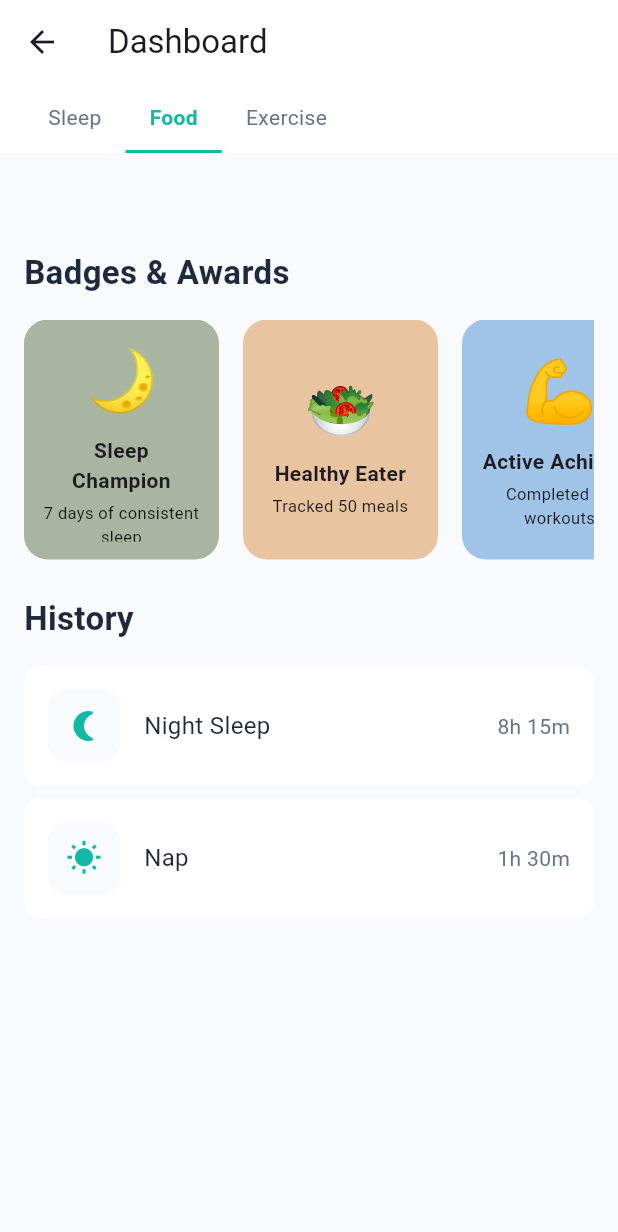
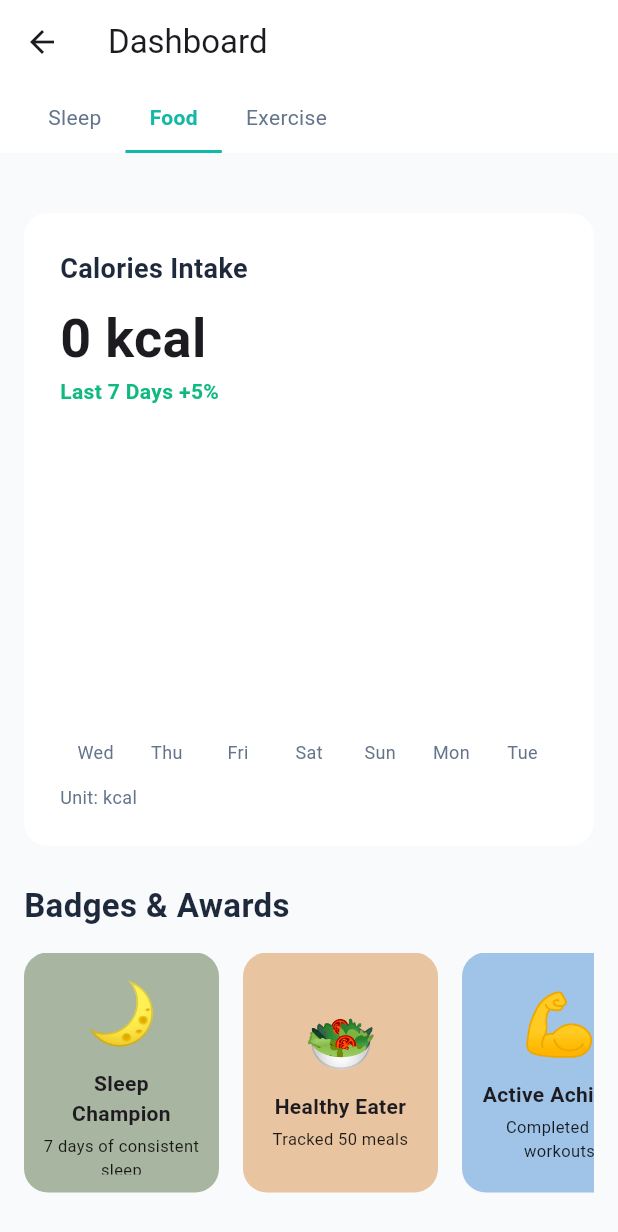
Before and after one commit to pachara-jinnikorn/Health-teen-app, a Flutter app: the DashboardScreen screen opened directly, after a tap on "Food", on a phone screen of 412 x 824 dp. Shown: the top 1232 px of the screen. Run offline on Flutter 3.47's test engine with Material 3 defaults, Android fonts, the phone set to English and light mode, and no system bars; drawn by our look-alikes of fl_chart; our stand-ins replace cloud_firestore, firebase_auth, firebase_core, shared_preferences; accounts and stored records are empty; statements that could not run were skipped.

Commit message:
แก้แสดงผล

```diff
--- a/lib/models/health_data.dart
+++ b/lib/models/health_data.dart
@@ -1,98 +1,196 @@
+import 'package:cloud_firestore/cloud_firestore.dart';
+
+/// หนึ่งแถวของ health log ใน Firestore
+class HealthLog {
+  final String id; // doc id
+  final DateTime logDate; // จาก "YYYY-MM-DD"
+  final int calories; // kcal
+  final int exerciseMinutes; // นาที
+  final int sleepHours; // ชั่วโมง (int ตามสคีมา)
+  final int steps; // ✅ จำนวนก้าว (ใหม่)
+  final String source; // 'register' | 'login' | etc.
+  final DateTime? createdAt; // serverTimestamp
+
+  const HealthLog({
+    required this.id,
+    required this.logDate,
+    required this.calories,
+    required this.exerciseMinutes,
+    required this.sleepHours,
+    required this.steps,
+    required this.source,
+    required this.createdAt,
+  });
+
+  /// แปลงจาก Firestore
+  factory HealthLog.fromDoc(DocumentSnapshot<Map<String, dynamic>> doc) {
+    final d = doc.data() ?? {};
+
+    // logDate เก็บรูปแบบ "YYYY-MM-DD"
+    final String dateStr = (d['logDate'] ?? '') as String;
+    final parts = dateStr.split('-');
+    final date = (parts.length == 3)
+        ? DateTime(
+            int.parse(parts[0]), int.parse(parts[1]), int.parse(parts[2]))
+        : DateTime.now();
+
+    // ✅ ถ้าเอกสารเก่าไม่มี 'steps' ให้ประมาณจาก exerciseMinutes * 120
+    final exMin = (d['exerciseMinutes'] ?? 0) as int;
+    final stepsFromDocOrEstimate = (d['steps'] ?? (exMin * 120)) as int;
+
+    return HealthLog(
+      id: doc.id,
+      logDate: date,
+      calories: (d['calories'] ?? 0) as int,
+      exerciseMinutes: exMin,
+      sleepHours: (d['sleepHours'] ?? 0) as int,
+      steps: stepsFromDocOrEstimate,
+      source: (d['source'] ?? '') as String,
+      createdAt: d['createdAt'] is Timestamp
+          ? (d['createdAt'] as Timestamp).toDate()
+          : null,
+    );
+  }
+
+  /// สำหรับเก็บลง local หรือส่งต่อภายในแอป
+  Map<String, dynamic> toJson() => {
+        'id': id,
+        'logDate':
+            logDate.toIso8601String().split('T').first, // คงรูปแบบ YYYY-MM-DD
+        'calories': calories,
+        'exerciseMinutes': exerciseMinutes,
+        'sleepHours': sleepHours,
+        'steps': steps, // ✅
+        'source': source,
+        'createdAt': createdAt?.toIso8601String(),
+      };
+
+  factory HealthLog.fromJson(Map<String, dynamic> json) => HealthLog(
+        id: json['id'] ?? '',
+        logDate: DateTime.parse('${json['logDate']}T00:00:00.000Z'),
+        calories: json['calories'] ?? 0,
+        exerciseMinutes: json['exerciseMinutes'] ?? 0,
+        sleepHours: json['sleepHours'] ?? 0,
+        steps:
+            json['steps'] ?? (json['exerciseMinutes'] ?? 0) * 120, // ✅ fallback
+        source: json['source'] ?? '',
+        createdAt: json['createdAt'] != null
+            ? DateTime.parse(json['createdAt'])
+            : null,
+      );
+}
+
+/// สรุปสถานะปัจจุบัน + คลัง logs ของผู้ใช้
 class HealthData {
-  int steps;
-  double sleep;
-  int calories;
-  List<DailyData> history;
+  /// ค่า “ปัจจุบัน” สำหรับการ์ดบนแดชบอร์ด (อาจคำนวณจาก log ล่าสุด)
+  int steps; // จำนวนก้าววันนี้
+  double sleep; // ชั่วโมงวันนี้ (double เพื่อโชว์ทศนิยมสวย ๆ)
+  int calories; // kcal วันนี้
+
+  /// คลัง health logs จาก Firestore
+  List<HealthLog> logs;
 
   HealthData({
     required this.steps,
     required this.sleep,
     required this.calories,
-    required this.history,
+    required this.logs,
   });
 
-  factory HealthData.initial() {
-    return HealthData(
-      steps: 6234,
-      sleep: 7.5,
-      calories: 1850,
-      history: [
-        DailyData(day: 'Mon', steps: 5200, sleep: 7.0, calories: 1650),
-        DailyData(day: 'Tue', steps: 7800, sleep: 6.5, calories: 1900),
-        DailyData(day: 'Wed', steps: 6100, sleep: 8.0, calories: 1750),
-        DailyData(day: 'Thu', steps: 8900, sleep: 7.5, calories: 2100),
-        DailyData(day: 'Fri', steps: 5600, sleep: 6.0, calories: 1600),
-        DailyData(day: 'Sat', steps: 9200, sleep: 9.0, calories: 2200),
-        DailyData(day: 'Sun', steps: 6234, sleep: 7.5, calories: 1850),
-      ],
-    );
+  /// ค่าเริ่มต้น (ไม่มี log)
+  factory HealthData.initial() => HealthData(
+        steps: 0,
+        sleep: 0,
+        calories: 0,
+        logs: const [],
+      );
+
+  Map<String, dynamic> toJson() => {
+        'steps': steps,
+        'sleep': sleep,
+        'calories': calories,
+        'logs': logs.map((e) => e.toJson()).toList(),
+      };
+
+  factory HealthData.fromJson(Map<String, dynamic> json) => HealthData(
+        steps: json['steps'] ?? 0,
+        sleep: (json['sleep'] ?? 0.0).toDouble(),
+        calories: json['calories'] ?? 0,
+        logs: (json['logs'] as List<dynamic>? ?? [])
+            .map((e) => HealthLog.fromJson(e as Map<String, dynamic>))
+            .toList(),
+      );
+
+  // --------- Helpers สำหรับกราฟ 7 วันล่าสุด ---------
+
+  /// วันที่ย้อนหลัง 7 วัน (เรียงเก่าสุด -> ล่าสุด)
+  List<DateTime> get last7Days {
+    final today = DateTime.now();
+    final base = DateTime(today.year, today.month, today.day);
+    return List.generate(7, (i) => base.subtract(Duration(days: 6 - i)));
   }
 
-  // Helper getter for weekly steps data
-  List<int> get weeklySteps {
-    return history.map((day) => day.steps).toList();
+  /// map: YYYY-MM-DD -> HealthLog (เลือกล่าสุดของวันนั้นถ้ามีหลายรายการ)
+  Map<String, HealthLog> get _logByDateKey {
+    final map = <String, HealthLog>{};
+    for (final l in logs) {
+      final key = _dateKey(l.logDate);
+      // ถ้ามีหลาย log วันเดียวกัน เลือก createdAt ล่าสุด
+      final existing = map[key];
+      if (existing == null ||
+          (l.createdAt ?? DateTime.fromMillisecondsSinceEpoch(0)).isAfter(
+              existing.createdAt ?? DateTime.fromMillisecondsSinceEpoch(0))) {
+        map[key] = l;
+      }
+    }
+    return map;
   }
 
-  // Helper getter for weekly sleep data
-  List<double> get weeklySleep {
-    return history.map((day) => day.sleep).toList();
+  /// series: calories 7 วัน
+  List<int> get weeklyCalories {
+    final byKey = _logByDateKey;
+    return last7Days.map((d) => byKey[_dateKey(d)]?.calories ?? 0).toList();
   }
 
-  // Helper getter for weekly calories data
-  List<int> get weeklyCalories {
-    return history.map((day) => day.calories).toList();
+  /// series: sleep (ชั่วโมง) 7 วัน
+  List<double> get weeklySleep {
+    final byKey = _logByDateKey;
+    return last7Days
+        .map((d) => (byKey[_dateKey(d)]?.sleepHours ?? 0).toDouble())
+        .toList();
   }
 
-  Map<String, dynamic> toJson() {
-    return {
-      'steps': steps,
-      'sleep': sleep,
-      'calories': calories,
-      'history': history.map((d) => d.toJson()).toList(),
-    };
+  /// series: exercise minutes 7 วัน
+  List<int> get weeklyExerciseMinutes {
+    final byKey = _logByDateKey;
+    return last7Days
+        .map((d) => byKey[_dateKey(d)]?.exerciseMinutes ?? 0)
+        .toList();
   }
 
-  factory HealthData.fromJson(Map<String, dynamic> json) {
-    return HealthData(
-      steps: json['steps'] ?? 0,
-      sleep: (json['sleep'] ?? 0.0).toDouble(),
-      calories: json['calories'] ?? 0,
-      history: (json['history'] as List?)
-              ?.map((d) => DailyData.fromJson(d))
-              .toList() ??
-          [],
-    );
+  /// ✅ series: steps 7 วัน (ใช้ค่าจาก log จริง; ถ้าไม่มีให้ fallback จาก exerciseMinutes*120)
+  List<int> get weeklySteps {
+    final byKey = _logByDateKey;
+    return last7Days.map((d) {
+      final log = byKey[_dateKey(d)];
+      if (log == null) return 0;
+      return log.steps != 0 ? log.steps : log.exerciseMinutes * 120;
+    }).toList();
+  }
+
+  /// อัปเดตค่า “ปัจจุบัน” จาก log ล่าสุด (ถ้ามี)
+  void hydrateFromLatest() {
+    if (logs.isEmpty) return;
+    logs.sort((a, b) => b.logDate.compareTo(a.logDate));
+    final latest = logs.first;
+    calories = latest.calories;
+    sleep = latest.sleepHours.toDouble();
+    steps = latest.steps != 0 ? latest.steps : latest.exerciseMinutes * 120;
+  }
+
+  static String _dateKey(DateTime d) {
+    final mm = d.month.toString().padLeft(2, '0');
+    final dd = d.day.toString().padLeft(2, '0');
+    return '${d.year}-$mm-$dd';
   }
 }
-
-class DailyData {
-  String day;
-  int steps;
-  double sleep;
-  int calories;
-
-  DailyData({
-    required this.day,
-    required this.steps,
-    required this.sleep,
-    required this.calories,
-  });
-
-  Map<String, dynamic> toJson() {
-    return {
-      'day': day,
-      'steps': steps,
-      'sleep': sleep,
-      'calories': calories,
-    };
-  }
-
-  factory DailyData.fromJson(Map<String, dynamic> json) {
-    return DailyData(
-      day: json['day'] ?? '',
-      steps: json['steps'] ?? 0,
-      sleep: (json['sleep'] ?? 0.0).toDouble(),
-      calories: json['calories'] ?? 0,
-    );
-  }
-}
--- a/lib/screens/community_screen.dart
+++ b/lib/screens/community_screen.dart
@@ -113,7 +113,7 @@ class _CommunityScreenState extends State<CommunityScreen> {
                             ),
                           ),
                           const SizedBox(height: 8),
-                          Text(
+                          const Text(
                             'Be the first to share something!',
                             style: AppTextStyles.bodySmall,
                           ),
--- a/lib/screens/conversation_screen.dart
+++ b/lib/screens/conversation_screen.dart
@@ -229,7 +229,7 @@ class _ConversationScreenState extends State<ConversationScreen> {
           child: Container(
             width: 8,
             height: 8,
-            decoration: BoxDecoration(
+            decoration: const BoxDecoration(
               color: AppColors.primary,
               shape: BoxShape.circle,
             ),
--- a/lib/screens/dashboard_screen.dart
+++ b/lib/screens/dashboard_screen.dart
@@ -25,6 +25,58 @@ class _DashboardScreenState extends State<DashboardScreen> {
       ),
       body: Consumer<HealthDataProvider>(
         builder: (context, provider, _) {
+          final hd = provider.healthData;
+
+          // เตรียมซีรีส์และ label ตามแท็บ
+          List<double> sleepSeries = hd.weeklySleep; // double
+          List<int> calorieSeries = hd.weeklyCalories; // int
+          List<int> exerciseSeries = hd.weeklyExerciseMinutes; // int
+
+          final days = hd.last7Days
+              .map((d) => _weekdayAbbr(d.weekday))
+              .toList(); // ['Mon'..'Sun'] ตามลำดับเวลาเก่าสุด->ล่าสุด
+
+          // เลือกชุดข้อมูลตามแท็บ
+          List<double> chartDataDouble = [];
+          List<int> chartDataInt = [];
+          String title = '';
+          String unit = '';
+          double suggestedMaxY = 10;
+
+          if (_selectedTab == 'Sleep') {
+            title = 'Sleep Duration';
+            unit = 'h';
+            chartDataDouble = sleepSeries;
+            // ตั้งเพดาน Y= max(10, ceil(max+1)) เพื่อเผื่อหัวกราฟ
+            final maxVal = chartDataDouble.isEmpty
+                ? 0
+                : (chartDataDouble.reduce((a, b) => a > b ? a : b));
+            suggestedMaxY = (maxVal + 1).clamp(0, 24).toDouble();
+          } else if (_selectedTab == 'Food') {
+            title = 'Calories Intake';
+            unit = 'kcal';
+            chartDataInt = calorieSeries;
+            final maxVal = chartDataInt.isEmpty
+                ? 0
+                : (chartDataInt.reduce((a, b) => a > b ? a : b));
+            suggestedMaxY = (maxVal + 200).toDouble();
+          } else {
+            title = 'Exercise Minutes';
+            unit = 'min';
+            chartDataInt = exerciseSeries;
+            final maxVal = chartDataInt.isEmpty
+                ? 0
+                : (chartDataInt.reduce((a, b) => a > b ? a : b));
+            suggestedMaxY = (maxVal + 10).toDouble();
+          }
+
+          // ค่าปัจจุบันสำหรับการ์ดใหญ่ด้านบน (มาจาก hydrateFromLatest ใน provider)
+          final headlineValue = _selectedTab == 'Sleep'
+              ? '${_fmtDouble(hd.sleep)}h'
+              : _selectedTab == 'Food'
+                  ? '${hd.calories} kcal'
+                  : '${hd.weeklyExerciseMinutes.isNotEmpty ? hd.weeklyExerciseMinutes.last : 0} min';
+
           return SingleChildScrollView(
             child: Column(
               crossAxisAlignment: CrossAxisAlignment.start,
@@ -32,7 +84,8 @@ class _DashboardScreenState extends State<DashboardScreen> {
                 // Tabs
                 Container(
                   color: Colors.white,
-                  padding: const EdgeInsets.symmetric(horizontal: AppSpacing.md),
+                  padding:
+                      const EdgeInsets.symmetric(horizontal: AppSpacing.md),
                   child: Row(
                     children: [
                       _buildTab('Sleep'),
@@ -44,14 +97,13 @@ class _DashboardScreenState extends State<DashboardScreen> {
 
                 const SizedBox(height: AppSpacing.lg),
 
-                // Content based on selected tab
+                // Content
                 Padding(
                   padding: const EdgeInsets.all(AppSpacing.md),
                   child: Column(
                     crossAxisAlignment: CrossAxisAlignment.start,
                     children: [
-                      // Sleep Duration Card
-                      if (_selectedTab == 'Sleep') ...[
+                      // Card: Summary + Chart
                       Container(
                         padding: const EdgeInsets.all(AppSpacing.lg),
                         decoration: BoxDecoration(
@@ -61,15 +113,16 @@ class _DashboardScreenState extends State<DashboardScreen> {
                         child: Column(
                           crossAxisAlignment: CrossAxisAlignment.start,
                           children: [
-                              const Text('Sleep Duration', style: AppTextStyles.heading3),
+                            Text(title, style: AppTextStyles.heading3),
                             const SizedBox(height: AppSpacing.sm),
                             Text(
-                                '${provider.healthData.sleep}h',
+                              headlineValue,
                               style: const TextStyle(
                                 fontSize: 36,
                                 fontWeight: FontWeight.bold,
                               ),
                             ),
+                            // หมายเหตุ: “Last 7 Days +5%” เป็น static text เดิม
                             const Text(
                               'Last 7 Days +5%',
                               style: TextStyle(
@@ -81,11 +134,11 @@ class _DashboardScreenState extends State<DashboardScreen> {
 
                             // Chart
                             SizedBox(
-                                height: 200,
+                              height: 220,
                               child: BarChart(
                                 BarChartData(
                                   alignment: BarChartAlignment.spaceAround,
-                                    maxY: 10,
+                                  maxY: suggestedMaxY <= 0 ? 10 : suggestedMaxY,
                                   barTouchData: BarTouchData(enabled: false),
                                   titlesData: FlTitlesData(
                                     show: true,
@@ -93,11 +146,12 @@ class _DashboardScreenState extends State<DashboardScreen> {
                                       sideTitles: SideTitles(
                                         showTitles: true,
                                         getTitlesWidget: (value, meta) {
-                                            const days = ['Mon', 'Tue', 'Wed', 'Thu', 'Fri', 'Sat', 'Sun'];
-                                            return Text(
-                                              days[value.toInt()],
-                                              style: AppTextStyles.caption,
-                                            );
+                                          final i = value.toInt();
+                                          if (i < 0 || i >= days.length) {
+                                            return const SizedBox.shrink();
+                                          }
+                                          return Text(days[i],
+                                              style: AppTextStyles.caption);
                                         },
                                       ),
                                     ),
@@ -113,36 +167,42 @@ class _DashboardScreenState extends State<DashboardScreen> {
                                   ),
                                   gridData: const FlGridData(show: false),
                                   borderData: FlBorderData(show: false),
-                                    barGroups: provider.healthData.history
-                                        .asMap()
-                                        .entries
-                                        .map((entry) {
+                                  barGroups: List.generate(days.length, (i) {
+                                    final y = _selectedTab == 'Sleep'
+                                        ? (i < chartDataDouble.length
+                                            ? chartDataDouble[i]
+                                            : 0.0)
+                                        : (i < chartDataInt.length
+                                            ? chartDataInt[i].toDouble()
+                                            : 0.0);
                                     return BarChartGroupData(
-                                        x: entry.key,
+                                      x: i,
                                       barRods: [
                                         BarChartRodData(
-                                            toY: entry.value.sleep,
+                                          toY: y,
                                           color: AppColors.primary,
                                           width: 24,
-                                            borderRadius: BorderRadius.circular(4),
+                                          borderRadius:
+                                              BorderRadius.circular(4),
                                         ),
                                       ],
                                     );
-                                    }).toList(),
+                                  }),
                                 ),
                               ),
                             ),
+                            const SizedBox(height: 8),
+                            Text('Unit: $unit', style: AppTextStyles.caption),
                           ],
                         ),
                       ),
-                      ],
 
                       const SizedBox(height: AppSpacing.lg),
 
                       // Badges & Awards
-                      const Text('Badges & Awards', style: AppTextStyles.heading2),
+                      const Text('Badges & Awards',
+                          style: AppTextStyles.heading2),
                       const SizedBox(height: AppSpacing.md),
-
                       SizedBox(
                         height: 160,
                         child: ListView.builder(
@@ -153,7 +213,8 @@ class _DashboardScreenState extends State<DashboardScreen> {
                             return Container(
                               width: 130,
                               height: 160,
-                              margin: const EdgeInsets.only(right: AppSpacing.md),
+                              margin:
+                                  const EdgeInsets.only(right: AppSpacing.md),
                               padding: const EdgeInsets.all(12),
                               decoration: BoxDecoration(
                                 color: badge.color,
@@ -163,10 +224,8 @@ class _DashboardScreenState extends State<DashboardScreen> {
                                 mainAxisAlignment: MainAxisAlignment.center,
                                 mainAxisSize: MainAxisSize.min,
                                 children: [
-                                  Text(
-                                    badge.icon,
-                                    style: const TextStyle(fontSize: 40),
-                                  ),
+                                  Text(badge.icon,
+                                      style: const TextStyle(fontSize: 40)),
                                   const SizedBox(height: 8),
                                   Text(
                                     badge.title,
@@ -200,20 +259,20 @@ class _DashboardScreenState extends State<DashboardScreen> {
 
                       const SizedBox(height: AppSpacing.lg),
 
-                      // History
+                      // History (ตัวอย่าง static เหมือนเดิม)
                       const Text('History', style: AppTextStyles.heading2),
                       const SizedBox(height: AppSpacing.md),
-
                       _buildHistoryItem(
                         icon: Icons.nightlight_round,
                         title: 'Night Sleep',
-                        duration: '8h 15m',
+                        duration: '${_fmtDouble(hd.sleep)}h',
                       ),
                       const SizedBox(height: AppSpacing.sm),
                       _buildHistoryItem(
-                        icon: Icons.wb_sunny,
-                        title: 'Nap',
-                        duration: '1h 30m',
+                        icon: Icons.fitness_center,
+                        title: 'Exercise (today)',
+                        duration:
+                            '${hd.weeklyExerciseMinutes.isNotEmpty ? hd.weeklyExerciseMinutes.last : 0} min',
                       ),
                     ],
                   ),
@@ -273,12 +332,21 @@ class _DashboardScreenState extends State<DashboardScreen> {
             child: Icon(icon, color: AppColors.primary),
           ),
           const SizedBox(width: AppSpacing.md),
-          Expanded(
-            child: Text(title, style: AppTextStyles.body),
-          ),
+          Expanded(child: Text(title, style: AppTextStyles.body)),
           Text(duration, style: AppTextStyles.bodySmall),
         ],
       ),
     );
   }
+
+  static String _weekdayAbbr(int weekday) {
+    // DateTime: Monday=1 ... Sunday=7
+    const names = ['Mon', 'Tue', 'Wed', 'Thu', 'Fri', 'Sat', 'Sun'];
+    return names[(weekday - 1).clamp(0, 6)];
   }
+
+  static String _fmtDouble(double v) {
+    // แสดงทศนิยม 1 ตำแหน่งแบบสวย ๆ
+    return v.toStringAsFixed(v.truncateToDouble() == v ? 0 : 1);
+  }
+}
--- a/lib/services/auth_service.dart
+++ b/lib/services/auth_service.dart
@@ -13,11 +13,15 @@ class AuthService {
     final calories = 1500 + r.nextInt(1200); // 1500–2700
     final exerciseMinutes = 20 + r.nextInt(81); // 20–100
     final sleepHours = 5 + r.nextInt(5); // 5–9
+    // ✅ ประมาณจำนวนก้าวจาก exerciseMinutes
+    final steps = (exerciseMinutes * (100 + r.nextInt(51)))
+        .toInt(); // 100–150 ก้าวต่อนาที
 
     await _firestore.collection('users').doc(uid).collection('healthLogs').add({
       'calories': calories,
       'exerciseMinutes': exerciseMinutes,
       'sleepHours': sleepHours,
+      'steps': steps, // ✅ เพิ่มฟิลด์นี้
       'logDate': logDate,
       'createdAt': FieldValue.serverTimestamp(),
       'source': reason, // 'register' | 'login'
```
Also changed, not shown: lib/providers/health_data_provider.dart (+150 -65 lines), lib/screens/home_tab.dart (+50 -76 lines). Lines whose indentation alone changed are shown as unchanged.
